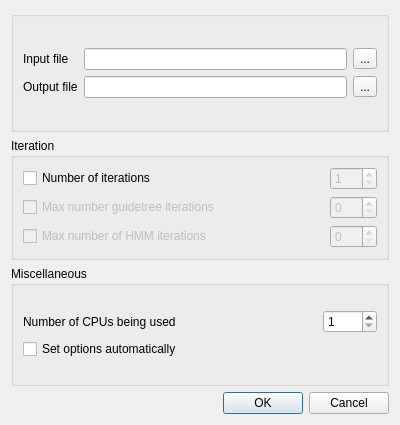
The window that src/plugins/external_tool_support/src/clustalo/ClustalOSupportRunDialog.ui (violethaze74/ugene) describes before a commit, drawn with Qt 5.
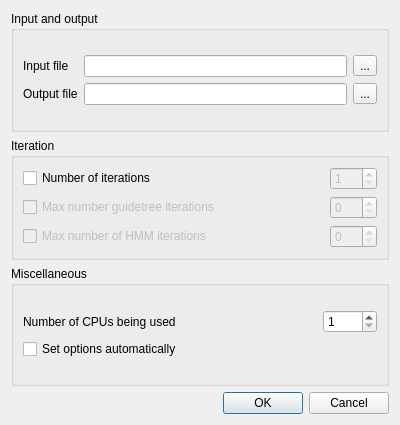
The same window after the commit.

Commit message: Groupbox header in Align dialogs. UGENE-4848

Diff of the .ui file:
```diff
--- a/src/plugins/external_tool_support/src/clustalo/ClustalOSupportRunDialog.ui
+++ b/src/plugins/external_tool_support/src/clustalo/ClustalOSupportRunDialog.ui
@@ -31,7 +31,7 @@
      <item>
       <widget class="QGroupBox" name="inputGroupBox">
        <property name="title">
-        <string/>
+        <string>Input and output</string>
        </property>
        <layout class="QGridLayout" name="gridLayout_2">
         <item row="0" column="0">
```
The commit also changes 5 other files.
